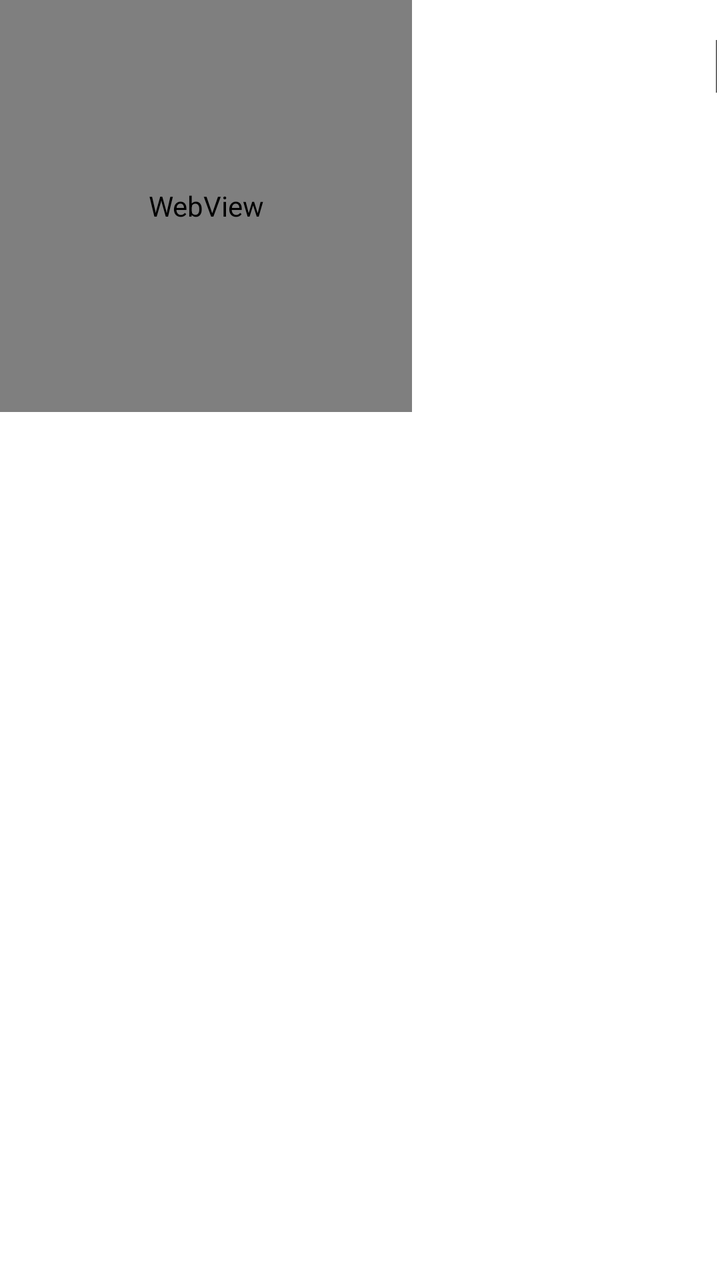
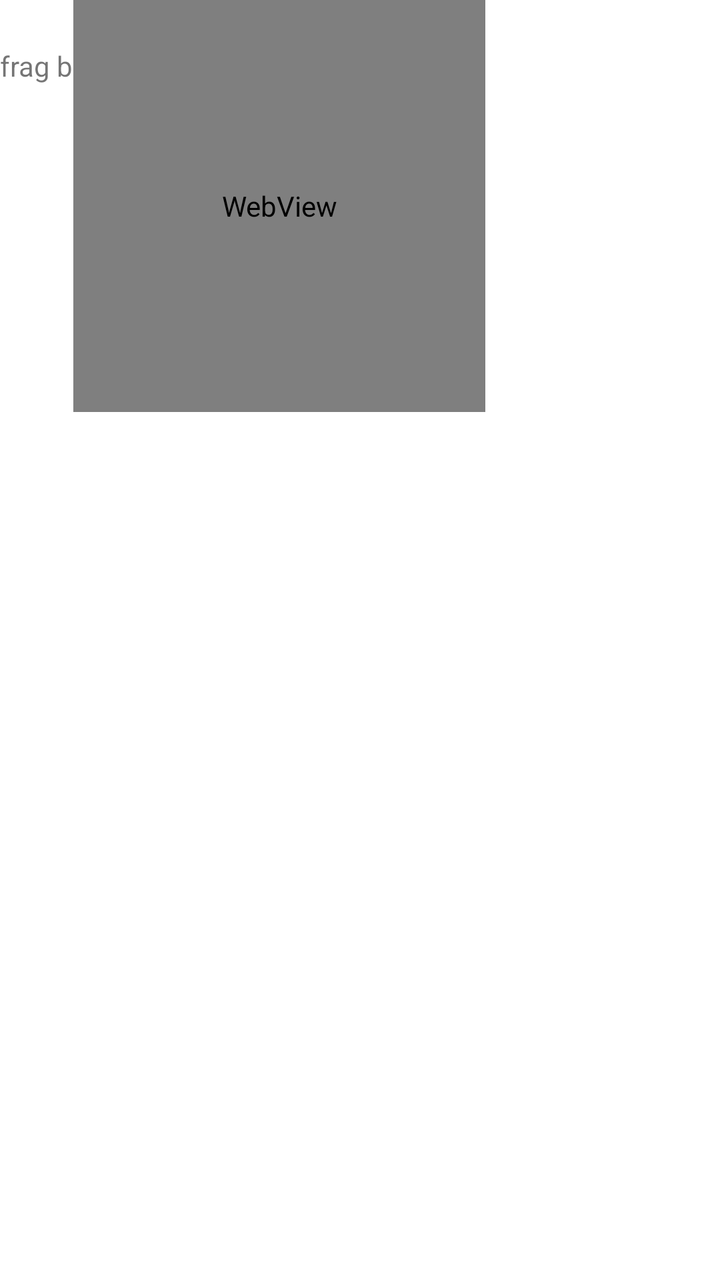

Compare the two renders of this Android layout. The source of the first and the diff that turns it into the second are given below.
<!-- AndroidManifest.xml: application theme Theme.Demo2 -->
<!-- res/layout/b.xml -->
<?xml version="1.0" encoding="utf-8"?>
<LinearLayout xmlns:android="http://schemas.android.com/apk/res/android"
    android:layout_width="wrap_content"
    android:layout_height="wrap_content"
    android:orientation="horizontal">

    <WebView
        android:layout_width="100pt"
        android:layout_height="100pt" />
    <Switch
        android:layout_width="100pt"
        android:layout_height="32pt"/>
</LinearLayout>
<!-- resources referenced by this layout -->
<resources>
  <style name="Theme.Demo2" parent="Theme.MaterialComponents.DayNight.NoActionBar" />
</resources>

<!-- the commit's change to res/layout/b.xml (unified diff, before → after) -->
@@ -3,10 +3,15 @@
     android:layout_width="wrap_content"
     android:layout_height="wrap_content"
     android:orientation="horizontal">
-
+    <TextView
+        android:id="@+id/textViewb"
+        android:layout_width="wrap_content"
+        android:layout_height="wrap_content"
+        android:text="frag b" />
     <WebView
         android:layout_width="100pt"
-        android:layout_height="100pt" />
+        android:layout_height="100pt" >
+    </WebView>
     <Switch
         android:layout_width="100pt"
         android:layout_height="32pt"/>
